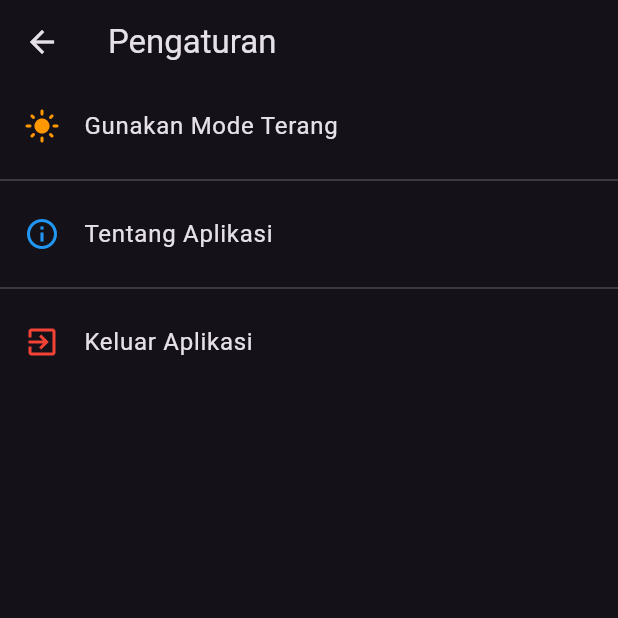
After one commit to Mikedct/retrostore, a Flutter app: the SettingsScreen screen opened by its route, after a tap on "Gunakan Mode Gelap", on a phone screen of 412 x 824 dp, the top half of it. The commit adds this screen. Run offline on Flutter 3.47's test engine with Material 3 defaults, Android fonts, the phone set to English and light mode, and no system bars; our stand-ins replace animated_splash_screen, image_picker, sqflite; accounts and stored records are empty.

Commit message:
V2.7 edit pengaturan

```diff
--- a/lib/main.dart
+++ b/lib/main.dart
@@ -5,6 +5,7 @@ import 'package:retrostore/ui/screens/favorite_game_screen.dart';
 import 'package:retrostore/ui/screens/main_game_screen.dart';
 import 'package:retrostore/ui/screens/new_game_screen.dart';
 import 'package:retrostore/ui/screens/splash_screen.dart';
+import 'package:retrostore/ui/screens/settings_screen.dart';
 import 'data_repository/dbhelper.dart';
 
 void main() async {
@@ -51,6 +52,7 @@ class InitApp extends StatelessWidget {
         '/main_game_screen': (context) => const MainGameScreen(),
         '/favorite_games_screen': (context) => const FavoriteGamesScreen(),
         '/new_game_screen': (context) => const NewGameScreen(),
+        '/settings': (context) => const SettingsScreen(),
       },
     );
   }
--- /dev/null
+++ b/lib/ui/screens/settings_screen.dart
@@ -0,0 +1,53 @@
+import 'dart:io';
+import 'package:flutter/material.dart';
+import 'package:provider/provider.dart';
+import 'package:retrostore/providers/game_provider.dart';
+
+class SettingsScreen extends StatelessWidget {
+  const SettingsScreen({super.key});
+
+  @override
+  Widget build(BuildContext context) {
+    final provider = Provider.of<GameProvider>(context);
+    final isDark = provider.isDark;
+
+    return Scaffold(
+      appBar: AppBar(
+        title: const Text('Pengaturan'),
+      ),
+      body: ListView(
+        children: [
+          ListTile(
+            leading: Icon(
+              isDark ? Icons.light_mode : Icons.dark_mode,
+              color: Colors.orange,
+            ),
+            title: Text(isDark ? 'Gunakan Mode Terang' : 'Gunakan Mode Gelap'),
+            onTap: () {
+              provider.changeIsDark();
+            },
+          ),
+          const Divider(),
+          ListTile(
+            leading: const Icon(Icons.info_outline, color: Colors.blue),
+            title: const Text('Tentang Aplikasi'),
+            onTap: () {
+              showAboutDialog(
+                context: context,
+                applicationName: 'RetroStore',
+                applicationVersion: '1.0.0',
+                applicationLegalese: '© 2025 RetroStore Team',
+              );
+            },
+          ),
+          const Divider(),
+          ListTile(
+            leading: const Icon(Icons.exit_to_app, color: Colors.red),
+            title: const Text('Keluar Aplikasi'),
+            onTap: () => exit(0),
+          ),
+        ],
+      ),
+    );
+  }
+}
--- a/lib/ui/widgets/drawer.dart
+++ b/lib/ui/widgets/drawer.dart
@@ -56,7 +56,8 @@ class _DrawerListState extends State<DrawerList> {
                   color: isDark ? Colors.white : Colors.black),
               title: const Text('Pengaturan'),
               onTap: () {
-                // Tambahkan navigasi ke halaman pengaturan jika ada
+                Navigator.pop(context); // Tutup drawer dulu
+                Navigator.pushNamed(context, '/settings');
               },
             ),
             const Spacer(),
```
